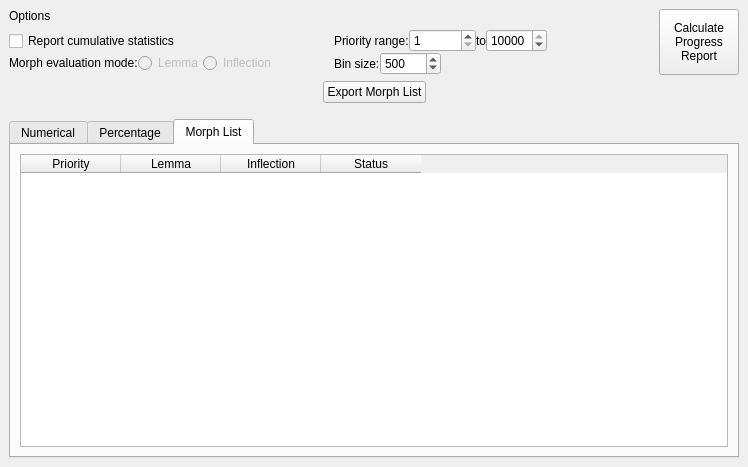
First picture: the form in ankimorphs/ui/progression_window.ui, repository mortii/anki-morphs, before the edit.
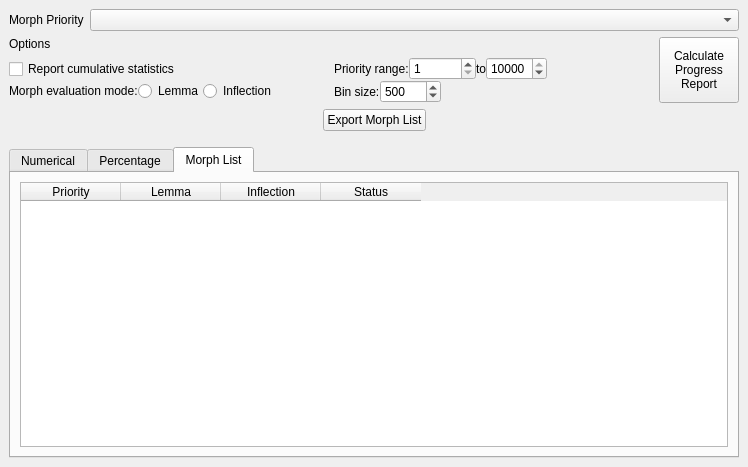
Second picture: the form after the edit. The open tabs and pages were chosen to show the change.

Commit message: added morph priority selector, slightly modified calls for morph_priorities

Diff of the .ui file:
```diff
--- a/ankimorphs/ui/progression_window.ui
+++ b/ankimorphs/ui/progression_window.ui
@@ -25,6 +25,42 @@
         <property name="bottomMargin">
          <number>10</number>
         </property>
+        <item>
+         <layout class="QHBoxLayout" name="horizontalLayout_7">
+          <item>
+           <widget class="QLabel" name="label_6">
+            <property name="sizePolicy">
+             <sizepolicy hsizetype="Maximum" vsizetype="Preferred">
+              <horstretch>0</horstretch>
+              <verstretch>0</verstretch>
+             </sizepolicy>
+            </property>
+            <property name="text">
+             <string>Morph Priority</string>
+            </property>
+           </widget>
+          </item>
+          <item>
+           <widget class="QComboBox" name="morphPriorityCBox">
+            <property name="sizePolicy">
+             <sizepolicy hsizetype="Minimum" vsizetype="Fixed">
+              <horstretch>0</horstretch>
+              <verstretch>0</verstretch>
+             </sizepolicy>
+            </property>
+            <property name="currentIndex">
+             <number>-1</number>
+            </property>
+            <property name="sizeAdjustPolicy">
+             <enum>QComboBox::AdjustToContents</enum>
+            </property>
+            <property name="placeholderText">
+             <string/>
+            </property>
+           </widget>
+          </item>
+         </layout>
+        </item>
         <item>
          <layout class="QHBoxLayout" name="horizontalLayout_6">
           <item>
@@ -79,7 +115,7 @@
                   <item>
                    <widget class="QRadioButton" name="lemmaRadioButton">
                     <property name="enabled">
-                     <bool>false</bool>
+                     <bool>true</bool>
                     </property>
                     <property name="toolTip">
                      <string/>
@@ -92,7 +128,10 @@
                   <item>
                    <widget class="QRadioButton" name="inflectionRadioButton">
                     <property name="enabled">
-                     <bool>false</bool>
+                     <bool>true</bool>
+                    </property>
+                    <property name="toolTip">
+                     <string>Changeable in settings</string>
                     </property>
                     <property name="text">
                      <string>Inflection</string>
```
Left out of the diff: 7 changed lines with no effect on the pictures. The commit also changes 6 other files.
